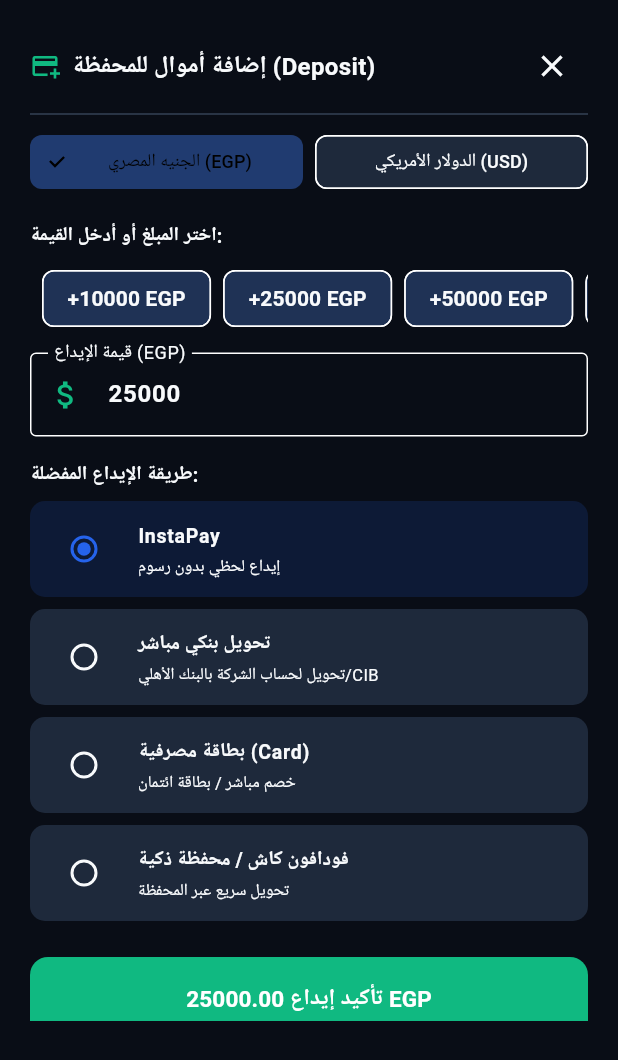
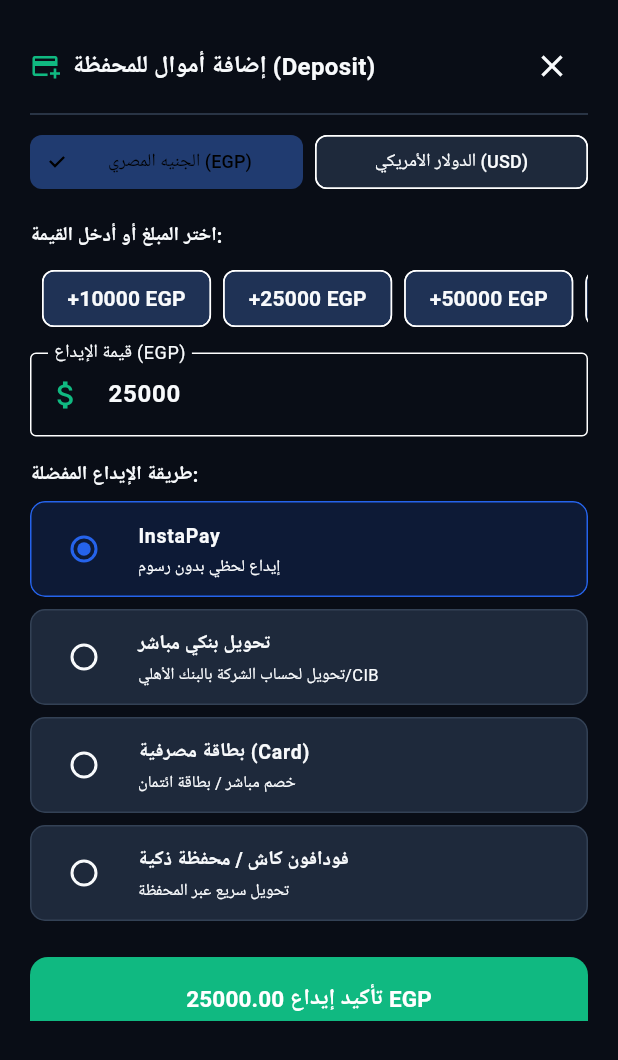
Before and after one commit to ziad-helmy1234/alamalka, a Flutter app: the AddFundsModal widget shown alone on an empty page, opened directly, on a phone screen of 412 x 824 dp. Shown: the top 1060 px of the screen. Run offline on Flutter 3.47's test engine with Material 3 defaults, Android fonts, the phone set to English and light mode, and no system bars.

Commit message:
Fix Material shape and borderRadius conflict in AddFundsModal

```diff
--- a/lib/views/add_funds_modal.dart
+++ b/lib/views/add_funds_modal.dart
@@ -185,7 +185,6 @@
                         color: _selectedMethod == m['name']
                             ? AppColors.accentBlue.withOpacity(0.15)
                             : Theme.of(context).cardColor,
-                        borderRadius: BorderRadius.circular(10),
                         clipBehavior: Clip.antiAlias,
                         shape: RoundedRectangleBorder(
                           borderRadius: BorderRadius.circular(10),
```
